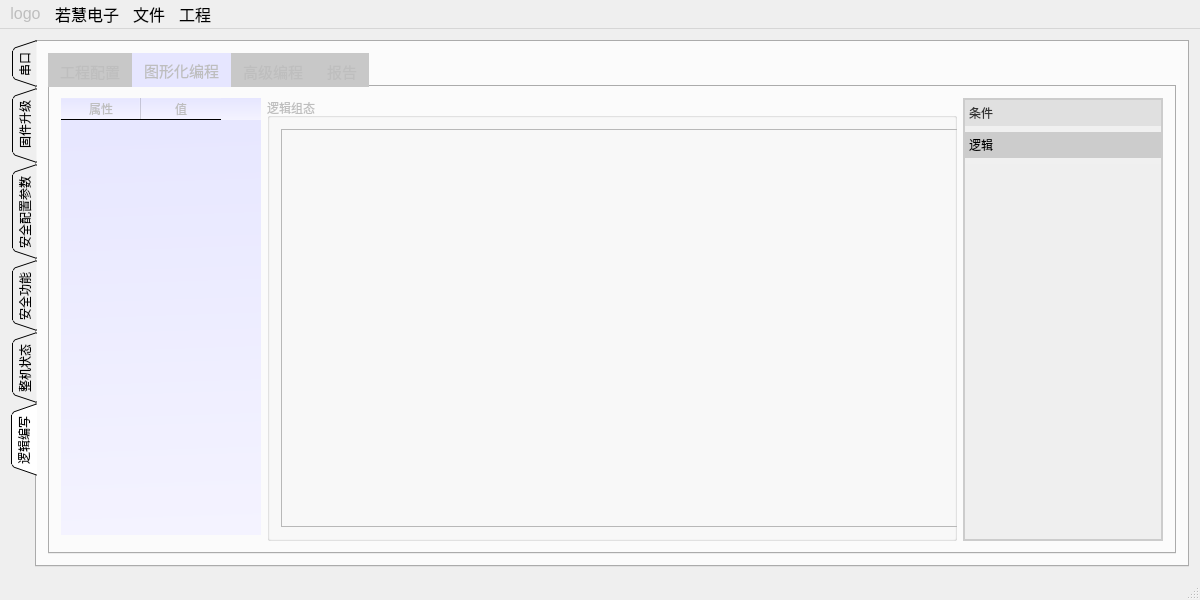
Old version of the form mainwindow.ui in the repository su0814/qt_spc100.
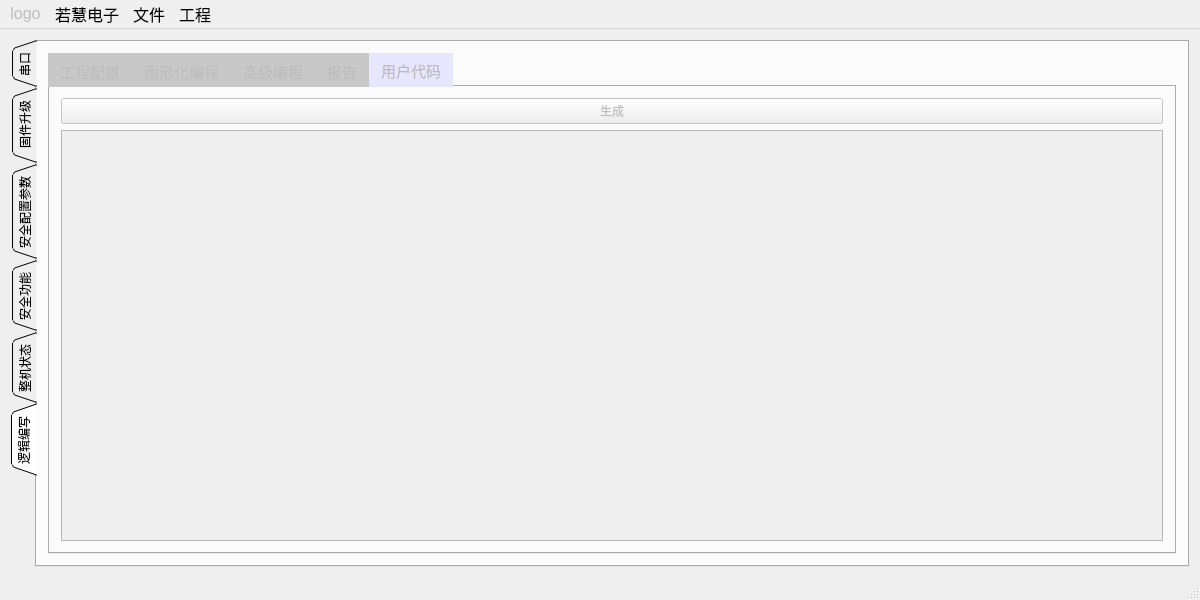
New version of the form.

Commit message: 增加用户代码界面和限制条件块显示文本长度

What changed in the file:
```diff
--- a/mainwindow.ui
+++ b/mainwindow.ui
@@ -4824,7 +4824,7 @@
            <enum>QTabWidget::Rounded</enum>
           </property>
           <property name="currentIndex">
-           <number>1</number>
+           <number>4</number>
           </property>
           <widget class="QWidget" name="tab_condi_select">
            <attribute name="title">
@@ -5436,6 +5436,27 @@
             </item>
            </layout>
           </widget>
+          <widget class="QWidget" name="tab_usercode">
+           <attribute name="title">
+            <string>用户代码</string>
+           </attribute>
+           <layout class="QGridLayout" name="gridLayout_34">
+            <item row="0" column="0">
+             <widget class="QPushButton" name="pushButton_creat_usercode">
+              <property name="text">
+               <string>生成</string>
+              </property>
+             </widget>
+            </item>
+            <item row="1" column="0">
+             <widget class="QPlainTextEdit" name="plainTextEdit_usercode">
+              <property name="readOnly">
+               <bool>true</bool>
+              </property>
+             </widget>
+            </item>
+           </layout>
+          </widget>
          </widget>
         </item>
        </layout>
```
The commit also changes 4 other files.
